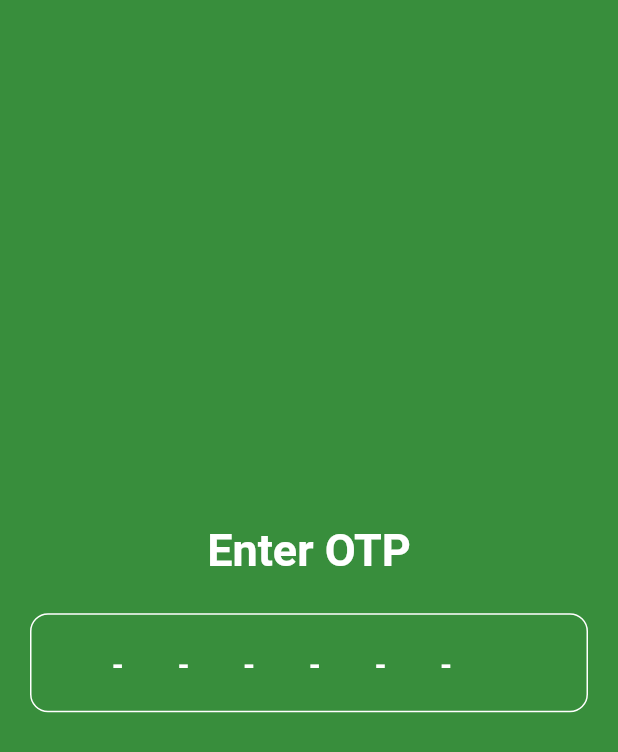
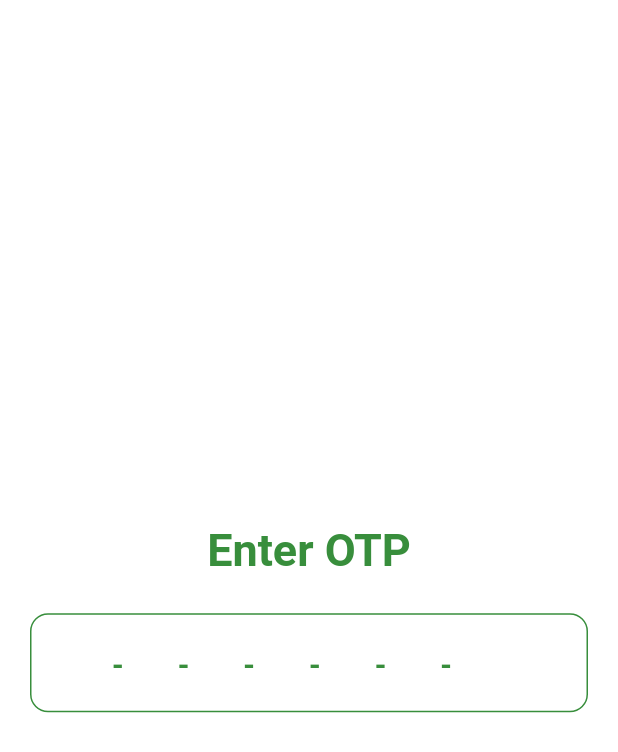
Before and after one commit to yashgk/Agrozon, a Flutter app: the screen it shows after launch, after a tap on "SUBMIT", on a phone screen of 412 x 824 dp. Shown: the top 752 px of the screen. Run offline on Flutter 3.47's test engine with Material 2 defaults, Android fonts, the phone set to English and light mode, and no system bars; our stand-ins replace firebase_auth, font_awesome_flutter; accounts and stored records are empty.

Commit message:
UI Colors change

```diff
--- a/lib/Pages/LandingPage.dart
+++ b/lib/Pages/LandingPage.dart
@@ -6,6 +6,8 @@ import 'package:agrozon/Pages/OtpValidate.dart';
 import 'package:flutter/material.dart';
 import 'package:flutter/services.dart';
 import 'package:font_awesome_flutter/font_awesome_flutter.dart';
+
+import '../AppConstants/AppColors.dart';
 
 class LandingPage extends StatefulWidget {
   @override
@@ -21,7 +23,7 @@ class _LandingPageState extends State<LandingPage> {
         padding: EdgeInsets.all(10),
         height: MediaQuery.of(context).size.height,
         width: MediaQuery.of(context).size.width,
-        color: AppColors.greenColor,
+        color: AppColors.whiteColor,
         child: Column(
           mainAxisAlignment: MainAxisAlignment.center,
           children: [
@@ -31,7 +33,7 @@ class _LandingPageState extends State<LandingPage> {
               width: MediaQuery.of(context).size.width * 0.9,
               decoration: BoxDecoration(
                 borderRadius: BorderRadius.circular(12),
-                color: AppColors.whiteColor,
+                color: AppColors.greenColor,
               ),
               child: Column(
                 mainAxisAlignment: MainAxisAlignment.start,
@@ -48,7 +50,7 @@ class _LandingPageState extends State<LandingPage> {
                     AppString.loginMsg,
                     textAlign: TextAlign.center,
                     style: TextStyle(
-                      color: AppColors.greenColor,
+                      color: AppColors.whiteColor,
                       fontWeight: FontWeight.w500,
                       fontSize: 16,
                     ),
@@ -58,37 +60,37 @@ class _LandingPageState extends State<LandingPage> {
                     keyboardType: TextInputType.phone,
                     maxLength: 10,
                     maxLengthEnforcement: MaxLengthEnforcement.enforced,
-                    cursorColor: AppColors.greenColor,
+                    cursorColor: AppColors.whiteColor,
                     decoration: InputDecoration(
                       counterText: '',
                       prefix: Text(
                         ' +91 ',
                         style: TextStyle(
                             fontSize: 20,
-                            color: AppColors.greenColor,
+                            color: AppColors.whiteColor,
                             fontWeight: FontWeight.w700),
                       ),
                       border: OutlineInputBorder(
                         borderSide: BorderSide(
-                          color: AppColors.greenColor,
+                          color: AppColors.whiteColor,
                         ),
                         borderRadius: BorderRadius.circular(12),
                       ),
                       disabledBorder: OutlineInputBorder(
                         borderSide: BorderSide(
-                          color: AppColors.greenColor,
+                          color: AppColors.whiteColor,
                         ),
                         borderRadius: BorderRadius.circular(12),
                       ),
                       enabledBorder: OutlineInputBorder(
                         borderSide: BorderSide(
-                          color: AppColors.greenColor,
+                          color: AppColors.whiteColor,
                         ),
                         borderRadius: BorderRadius.circular(12),
                       ),
                       focusedBorder: OutlineInputBorder(
                         borderSide: BorderSide(
-                          color: AppColors.greenColor,
+                          color: AppColors.whiteColor,
                         ),
                         borderRadius: BorderRadius.circular(12),
                       ),
@@ -96,7 +98,7 @@ class _LandingPageState extends State<LandingPage> {
                     style: TextStyle(
                         letterSpacing: 2.0,
                         fontSize: 20,
-                        color: AppColors.greenColor,
+                        color: AppColors.whiteColor,
                         fontWeight: FontWeight.w700),
                   ),
                   AppConstant.sizer(context: context, h: 0.01, w: 0.0),
@@ -112,12 +114,13 @@ class _LandingPageState extends State<LandingPage> {
                       child: Text(
                         AppString.submitBtn,
                         style: TextStyle(
+                            color: AppColors.greenColor,
                             letterSpacing: 2.0,
                             fontWeight: FontWeight.bold,
                             fontSize: 16),
                       ),
                       style: ElevatedButton.styleFrom(
-                        primary: AppColors.greenColor,
+                        primary: AppColors.whiteColor,
                         shape: RoundedRectangleBorder(
                             borderRadius: BorderRadius.circular(12)),
                       ),
--- a/lib/Pages/OtpValidate.dart
+++ b/lib/Pages/OtpValidate.dart
@@ -15,19 +15,20 @@ class _OtpValidateState extends State<OtpValidate> {
     return Scaffold(
       body: Container(
         padding: EdgeInsets.all(20),
-        color: AppColors.greenColor,
+        color: AppColors.whiteColor,
         child: Column(
           mainAxisAlignment: MainAxisAlignment.center,
           children: [
             Text(
               AppString.otpLable,
               style: TextStyle(
-                  color: AppColors.whiteColor,
+                  color: AppColors.greenColor,
                   fontWeight: FontWeight.bold,
                   fontSize: 30),
             ),
             AppConstant.sizer(context: context, h: 0.03, w: 0.0),
             TextField(
+              showCursor: false,
               keyboardType: TextInputType.phone,
               maxLength: 6,
               maxLengthEnforcement: MaxLengthEnforcement.enforced,
@@ -38,29 +39,29 @@ class _OtpValidateState extends State<OtpValidate> {
                 hintStyle: TextStyle(
                     fontSize: 20,
                     letterSpacing: 36,
-                    color: AppColors.whiteColor,
+                    color: AppColors.greenColor,
                     fontWeight: FontWeight.w700),
                 border: OutlineInputBorder(
                   borderSide: BorderSide(
-                    color: AppColors.whiteColor,
+                    color: AppColors.greenColor,
                   ),
                   borderRadius: BorderRadius.circular(12),
                 ),
                 disabledBorder: OutlineInputBorder(
                   borderSide: BorderSide(
-                    color: AppColors.whiteColor,
+                    color: AppColors.greenColor,
                   ),
                   borderRadius: BorderRadius.circular(12),
                 ),
                 enabledBorder: OutlineInputBorder(
                   borderSide: BorderSide(
-                    color: AppColors.whiteColor,
+                    color: AppColors.greenColor,
                   ),
                   borderRadius: BorderRadius.circular(12),
                 ),
                 focusedBorder: OutlineInputBorder(
                   borderSide: BorderSide(
-                    color: AppColors.whiteColor,
+                    color: AppColors.greenColor,
                   ),
                   borderRadius: BorderRadius.circular(12),
                 ),
@@ -69,7 +70,7 @@ class _OtpValidateState extends State<OtpValidate> {
               style: TextStyle(
                   letterSpacing: 36.0,
                   fontSize: 22,
-                  color: AppColors.whiteColor,
+                  color: AppColors.greenColor,
                   fontWeight: FontWeight.w700),
             ),
           ],
```
